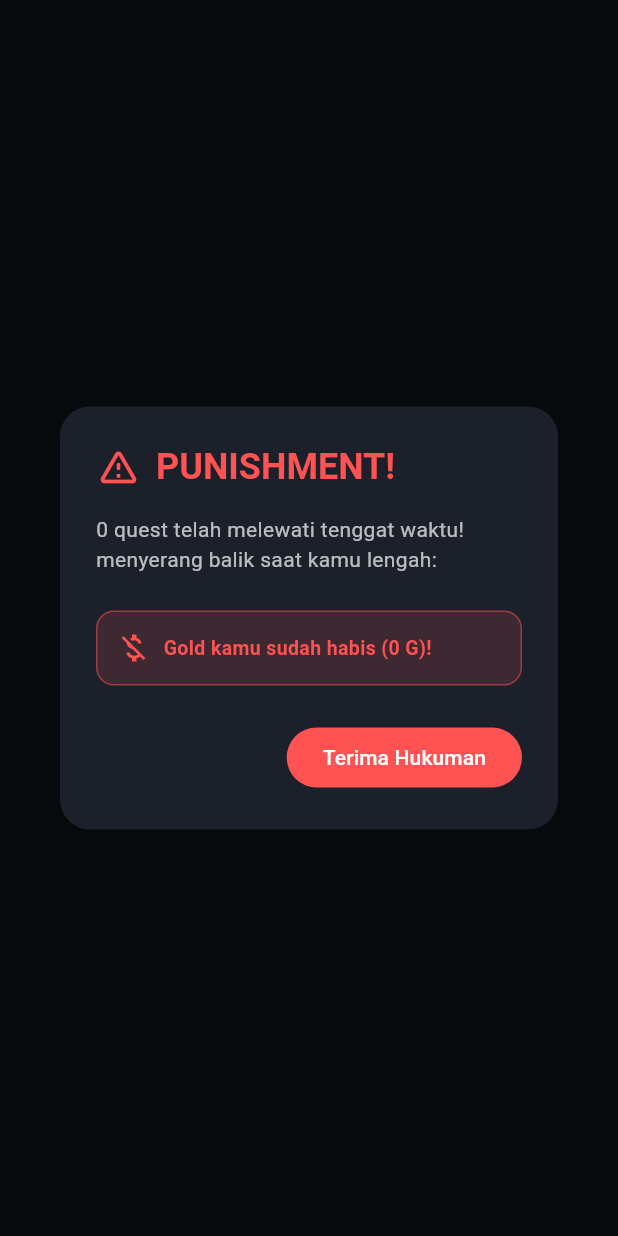
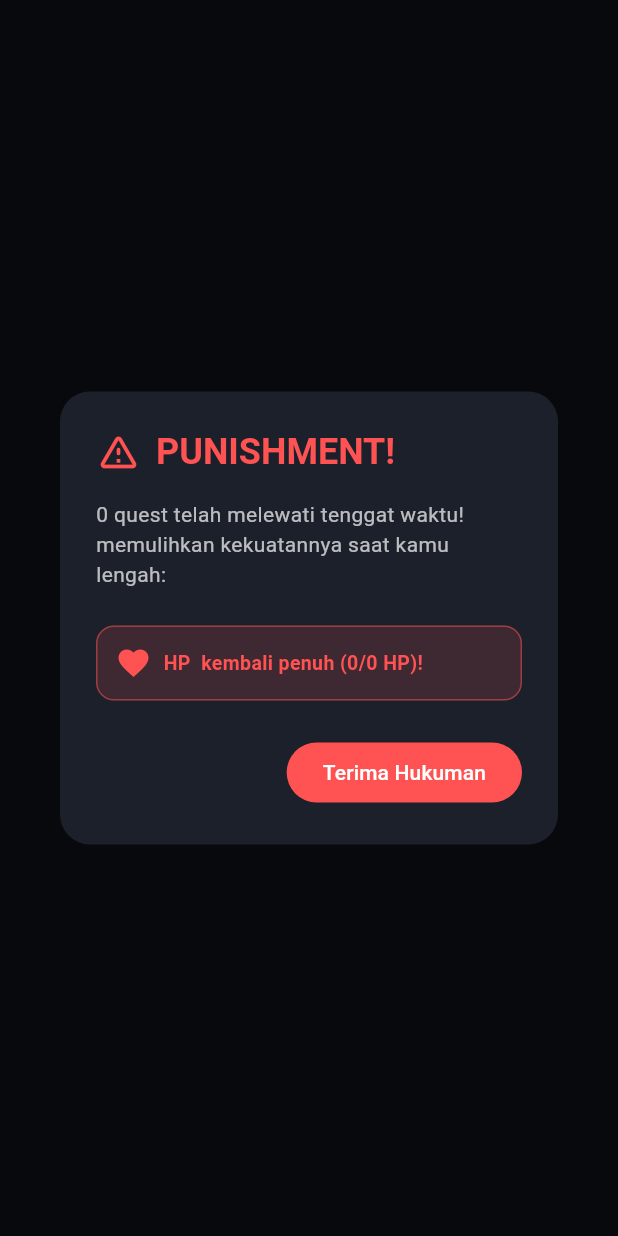
Before and after one commit to KaonWry/mocom-to-do-list, a Flutter app: what showPunishmentDialog() shows on an empty page, opened directly with empty values, on a phone screen of 412 x 824 dp. Run offline on Flutter 3.47's test engine with Material 3 defaults, Android fonts, the phone set to English and light mode, and no system bars; our stand-ins replace shared_preferences; accounts and stored records are empty.

Commit message:
ganti hukuman biar imut

```diff
--- a/lib/dialogs/add_quest_dialog.dart
+++ b/lib/dialogs/add_quest_dialog.dart
@@ -1,4 +1,5 @@
 import 'package:flutter/material.dart';
+
 import '../models/quest.dart';
 import '../utils/formatters.dart';
 
@@ -89,13 +90,8 @@ class _AddQuestDialogState extends State<AddQuestDialog> {
   Widget build(BuildContext context) {
     return Dialog(
       backgroundColor: const Color(0xFF1C202B),
-      shape: RoundedRectangleBorder(
-        borderRadius: BorderRadius.circular(20),
-      ),
-      insetPadding: const EdgeInsets.symmetric(
-        horizontal: 20,
-        vertical: 24,
-      ),
+      shape: RoundedRectangleBorder(borderRadius: BorderRadius.circular(20)),
+      insetPadding: const EdgeInsets.symmetric(horizontal: 20, vertical: 24),
       child: ConstrainedBox(
         constraints: const BoxConstraints(maxWidth: 460),
         child: Padding(
@@ -109,11 +105,7 @@ class _AddQuestDialogState extends State<AddQuestDialog> {
                 children: [
                   const Row(
                     children: [
-                      Icon(
-                        Icons.add_task,
-                        color: Color(0xFFFFB703),
-                        size: 22,
-                      ),
+                      Icon(Icons.add_task, color: Color(0xFFFFB703), size: 22),
                       SizedBox(width: 8),
                       Text(
                         'Tambah Quest Baru',
@@ -175,14 +167,18 @@ class _AddQuestDialogState extends State<AddQuestDialog> {
                                 label: SizedBox(
                                   width: double.infinity,
                                   child: Text(
-                                    '${diff.label} (${diff.damage} DMG | -${diff.penaltyGold}G)',
+                                    '${diff.label} (${diff.damage} DMG | Penalti: Reset HP Boss)',
                                   ),
                                 ),
                                 selected: isSelected,
-                                selectedColor: diff.color.withValues(alpha: 0.25),
+                                selectedColor: diff.color.withValues(
+                                  alpha: 0.25,
+                                ),
                                 labelStyle: TextStyle(
                                   fontSize: 12,
-                                  color: isSelected ? diff.color : Colors.white70,
+                                  color: isSelected
+                                      ? diff.color
+                                      : Colors.white70,
                                   fontWeight: isSelected
                                       ? FontWeight.bold
                                       : FontWeight.normal,
@@ -215,13 +211,13 @@ class _AddQuestDialogState extends State<AddQuestDialog> {
                               color: Colors.redAccent,
                             ),
                             label: const Text(
-                              '+1 Menit (Demo)',
+                              '+10 detik (DEBUG)',
                               style: TextStyle(fontSize: 12),
                             ),
                             onPressed: () {
                               setState(() {
                                 _selectedDeadline = DateTime.now().add(
-                                  const Duration(minutes: 1),
+                                  const Duration(seconds: 10),
                                 );
                               });
                             },
@@ -280,9 +276,8 @@ class _AddQuestDialogState extends State<AddQuestDialog> {
                             color: const Color(0xFF11131A),
                             borderRadius: BorderRadius.circular(12),
                             border: Border.all(
-                              color: const Color(
-                                0xFFFFB703,
-                              ).withValues(alpha: 0.4),
+                              color: const Color(0xFFFFB703)
+                                  .withValues(alpha: 0.4),
                             ),
                           ),
                           child: Row(
--- a/lib/dialogs/punishment_dialog.dart
+++ b/lib/dialogs/punishment_dialog.dart
@@ -1,12 +1,12 @@
 import 'package:flutter/material.dart';
+
 import '../models/quest.dart';
 
 Future<void> showPunishmentDialog(
   BuildContext context, {
   required List<Quest> expiredQuests,
   required String bossName,
-  required int actualGoldDeducted,
-  required int remainingGold,
+  required int bossMaxHp,
 }) {
   return showDialog<void>(
     context: context,
@@ -19,7 +19,10 @@ Future<void> showPunishmentDialog(
           SizedBox(width: 10),
           Text(
             'PUNISHMENT!',
-            style: TextStyle(color: Colors.redAccent, fontWeight: FontWeight.bold),
+            style: TextStyle(
+              color: Colors.redAccent,
+              fontWeight: FontWeight.bold,
+            ),
           ),
         ],
       ),
@@ -28,7 +31,7 @@ Future<void> showPunishmentDialog(
         crossAxisAlignment: CrossAxisAlignment.start,
         children: [
           Text(
-            '${expiredQuests.length} quest telah melewati tenggat waktu! $bossName menyerang balik saat kamu lengah:',
+            '${expiredQuests.length} quest telah melewati tenggat waktu! $bossName memulihkan kekuatannya saat kamu lengah:',
             style: const TextStyle(color: Colors.white70),
           ),
           const SizedBox(height: 12),
@@ -36,7 +39,7 @@ Future<void> showPunishmentDialog(
             (q) => Padding(
               padding: const EdgeInsets.only(bottom: 6),
               child: Text(
-                '• ${q.title} (-${q.difficulty.penaltyGold} G)',
+                '• ${q.title}',
                 style: const TextStyle(
                   fontWeight: FontWeight.bold,
                   color: Colors.white,
@@ -56,13 +59,11 @@ Future<void> showPunishmentDialog(
             ),
             child: Row(
               children: [
-                const Icon(Icons.money_off, color: Colors.redAccent),
+                const Icon(Icons.favorite, color: Colors.redAccent),
                 const SizedBox(width: 8),
                 Expanded(
                   child: Text(
-                    actualGoldDeducted > 0
-                        ? 'Gold Dirampas: -$actualGoldDeducted Gold (Sisa: $remainingGold G)'
-                        : 'Gold kamu sudah habis (0 G)!',
+                    'HP $bossName kembali penuh ($bossMaxHp/$bossMaxHp HP)!',
                     style: const TextStyle(
                       fontWeight: FontWeight.bold,
                       color: Colors.redAccent,
--- a/lib/main.dart
+++ b/lib/main.dart
@@ -209,22 +209,17 @@ class _MainGameShellState extends State<MainGameShell> {
       return;
     }
 
-    int totalPenalty = 0;
     for (final quest in expiredQuests) {
       quest.isFailed = true;
       quest.finishedAt = now;
-      quest.goldLost = quest.difficulty.penaltyGold;
-      totalPenalty += quest.difficulty.penaltyGold;
 
       if (_lockedQuestId == quest.id) {
         _lockedQuestId = null;
       }
     }
 
-    final int actualGoldDeducted = min(_gold, totalPenalty);
-
     setState(() {
-      _gold = max(0, _gold - totalPenalty);
+      _bossCurrentHp = _bossMaxHp;
     });
     _saveQuests();
     _saveGameState();
@@ -235,8 +230,7 @@ class _MainGameShellState extends State<MainGameShell> {
       context,
       expiredQuests: expiredQuests,
       bossName: _currentBoss.name,
-      actualGoldDeducted: actualGoldDeducted,
-      remainingGold: _gold,
+      bossMaxHp: _bossMaxHp,
     );
   }
 
--- a/lib/screens/arena_tab.dart
+++ b/lib/screens/arena_tab.dart
@@ -168,13 +168,16 @@ class ArenaTab extends StatelessWidget {
                                     color: quest.difficulty.color,
                                   ),
                                   const SizedBox(width: 4),
-                                  Text(
+                                  Expanded(
+                                    child: Text(
                                       '${quest.difficulty.label} • $calculatedDmg DMG',
+                                      overflow: TextOverflow.ellipsis,
                                       style: TextStyle(
                                         fontSize: 12,
                                         color: isLockedTarget
                                             ? const Color(0xFFFFB703)
                                             : quest.difficulty.color,
+                                      ),
                                     ),
                                   ),
                                 ],
@@ -190,8 +193,10 @@ class ArenaTab extends StatelessWidget {
                                         : Colors.white54,
                                   ),
                                   const SizedBox(width: 4),
-                                  Text(
-                                    'Tenggat: ${formatRemainingTime(quest.deadline)} (Penalti -${quest.difficulty.penaltyGold}G)',
+                                  Expanded(
+                                    child: Text(
+                                      'Tenggat: ${formatRemainingTime(quest.deadline)} (Penalti: Reset HP Boss)',
+                                      overflow: TextOverflow.ellipsis,
                                       style: TextStyle(
                                         fontSize: 11,
                                         fontWeight: isUrgent
@@ -200,6 +205,7 @@ class ArenaTab extends StatelessWidget {
                                         color: isUrgent
                                             ? Colors.redAccent
                                             : Colors.white54,
+                                      ),
                                     ),
                                   ),
                                 ],
--- a/lib/screens/history_tab.dart
+++ b/lib/screens/history_tab.dart
@@ -1,4 +1,5 @@
 import 'package:flutter/material.dart';
+
 import '../models/quest.dart';
 import '../utils/formatters.dart';
 
@@ -148,7 +149,7 @@ class HistoryTab extends StatelessWidget {
                           ),
                           subtitle: Text(
                             isFailed
-                                ? 'GAGAL (Lewat Tenggat) • Penalti -${quest.goldLost ?? quest.difficulty.penaltyGold} Gold\nWaktu: ${formatDateTime(quest.finishedAt)}'
+                                ? 'GAGAL (Lewat Tenggat) • Penalti: Reset HP Boss\nWaktu: ${formatDateTime(quest.finishedAt)}'
                                 : '${quest.difficulty.label} • -${quest.damageDealt ?? quest.difficulty.damage} DMG\nSelesai: ${formatDateTime(quest.finishedAt)}',
                             style: TextStyle(
                               fontSize: 11,
```
Lines whose indentation alone changed are shown as unchanged.
